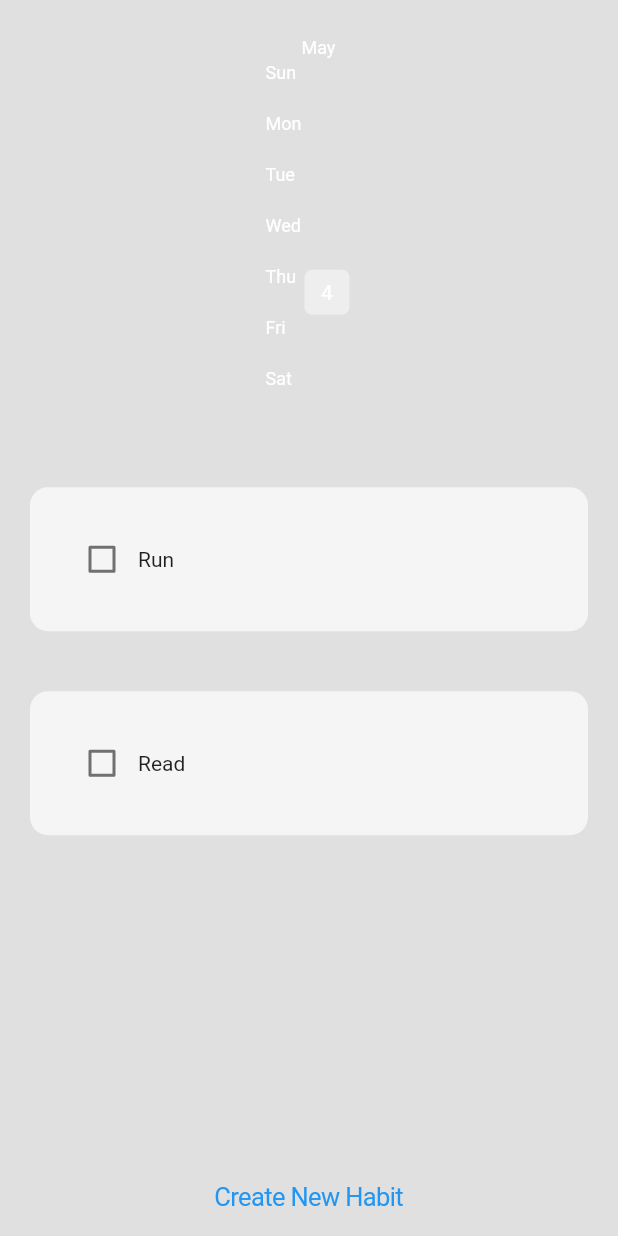
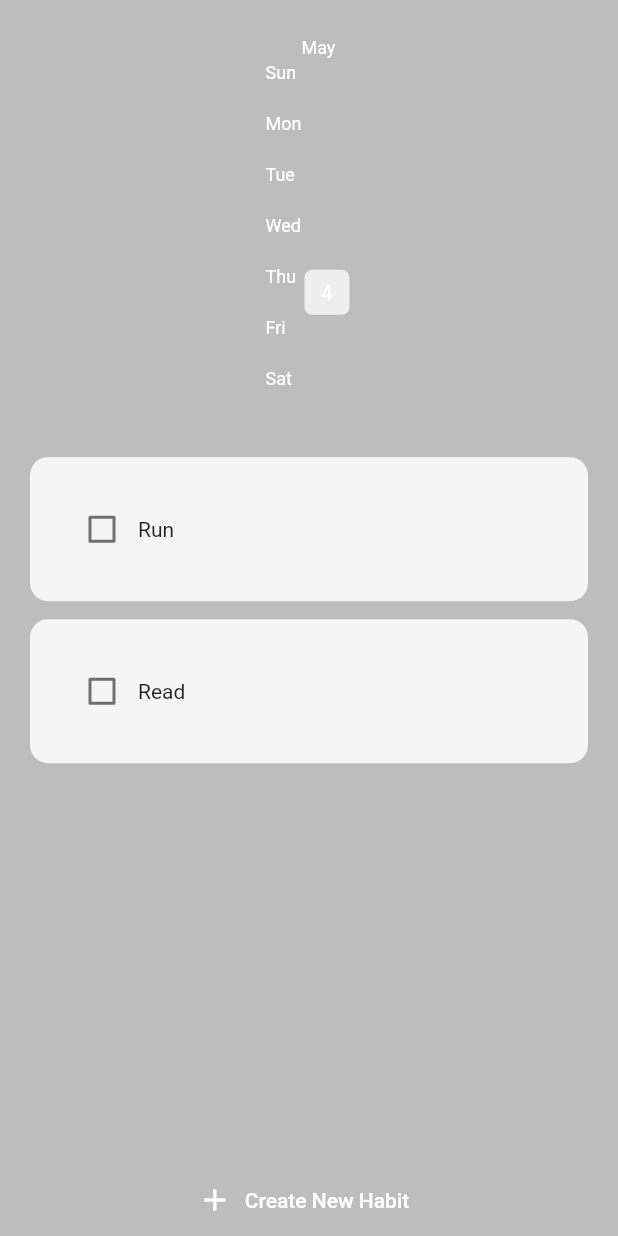
Before and after one commit to ivantrj/flutter_habit_tracker, a Flutter app: the screen it shows after launch, on a phone screen of 412 x 824 dp. Run offline on Flutter 3.47's test engine with Material 2 defaults, Android fonts, the phone set to English and light mode, and no system bars; drawn by our look-alikes of flutter_heatmap_calendar, flutter_slidable; our stand-ins replace flutter_platform_widgets, hive, hive_flutter; accounts and stored records are empty.

Commit message:
change to platform button

```diff
--- a/lib/pages/home_page.dart
+++ b/lib/pages/home_page.dart
@@ -1,5 +1,6 @@
 import 'package:flutter/cupertino.dart';
 import 'package:flutter/material.dart';
+import 'package:flutter_platform_widgets/flutter_platform_widgets.dart';
 import 'package:hive_flutter/hive_flutter.dart';
 
 import '../data/habit_database.dart';
@@ -50,12 +51,19 @@ class _HomePageState extends State<HomePage> {
   final _newHabitDescriptionController = TextEditingController();
   Widget createNewHabit() {
     // show alert dialog for user to enter the new habit details
-    return CupertinoButton(
+    return Row(
+      mainAxisAlignment: MainAxisAlignment.center,
+      children: [
+        Icon(
+          Icons.add,
+          color: Colors.white,
+        ),
+        PlatformTextButton(
           onPressed: () {
             showCupertinoDialog(
               context: context,
               builder: (context) {
-            return CupertinoAlertDialog(
+                return PlatformAlertDialog(
                   title: Text('New Habit'),
                   content: Padding(
                       padding: EdgeInsets.all(10.0),
@@ -75,11 +83,11 @@ class _HomePageState extends State<HomePage> {
                         ],
                       )),
                   actions: [
-                CupertinoDialogAction(
+                    PlatformDialogAction(
                       child: Text('Cancel'),
                       onPressed: cancelDialogBox,
                     ),
-                CupertinoDialogAction(
+                    PlatformDialogAction(
                       child: Text('Save'),
                       onPressed: saveNewHabit,
                     ),
@@ -88,7 +96,12 @@ class _HomePageState extends State<HomePage> {
               },
             );
           },
-      child: Text('Create New Habit'),
+          child: Text(
+            'Create New Habit',
+            style: TextStyle(color: Colors.white),
+          ),
+        ),
+      ],
     );
   }
 
@@ -151,7 +164,7 @@ class _HomePageState extends State<HomePage> {
   @override
   Widget build(BuildContext context) {
     return Scaffold(
-        backgroundColor: Colors.grey[300],
+        backgroundColor: Colors.black26,
         body: ListView(
           children: [
             // monthly summary heat map
--- a/lib/widgets/habit_tile.dart
+++ b/lib/widgets/habit_tile.dart
@@ -20,15 +20,17 @@ class HabitTile extends StatelessWidget {
   @override
   Widget build(BuildContext context) {
     return Padding(
-      padding: const EdgeInsets.all(20.0),
+      padding: const EdgeInsets.fromLTRB(20, 0, 20, 12),
       child: Slidable(
+        closeOnScroll: true,
         endActionPane: ActionPane(
+          extentRatio: 0.4,
           motion: const StretchMotion(),
           children: [
             // settings option
             SlidableAction(
               onPressed: settingsTapped,
-              backgroundColor: Colors.grey.shade800,
+              backgroundColor: Colors.orange,
               icon: Icons.settings,
               borderRadius: BorderRadius.circular(12),
             ),
--- a/pubspec.yaml
+++ b/pubspec.yaml
@@ -40,6 +40,8 @@ dependencies:
   date_format:
   flutter_slidable: ^3.0.0
   flutter_heatmap_calendar: ^1.0.5
+  flutter_platform_widgets: ^3.3.2
+  flutter_ui_toolkit: ^0.0.3+9
 
 dev_dependencies:
   flutter_test:
```
Also changed, not shown: pubspec.lock. Lines whose indentation alone changed are shown as unchanged.
